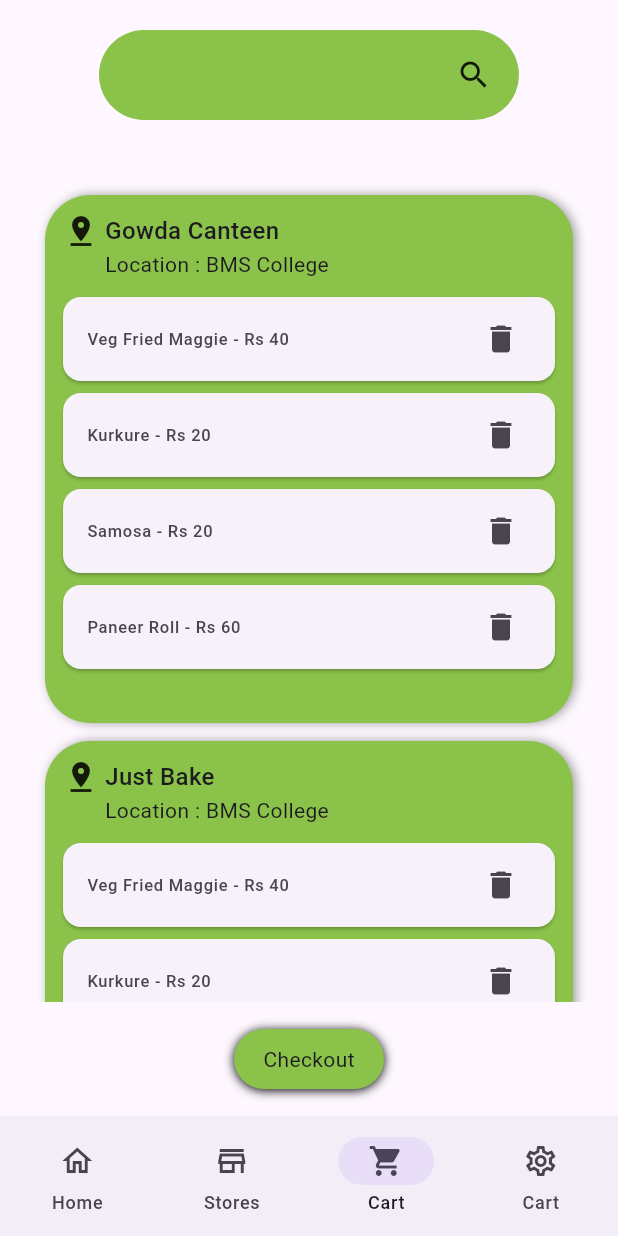
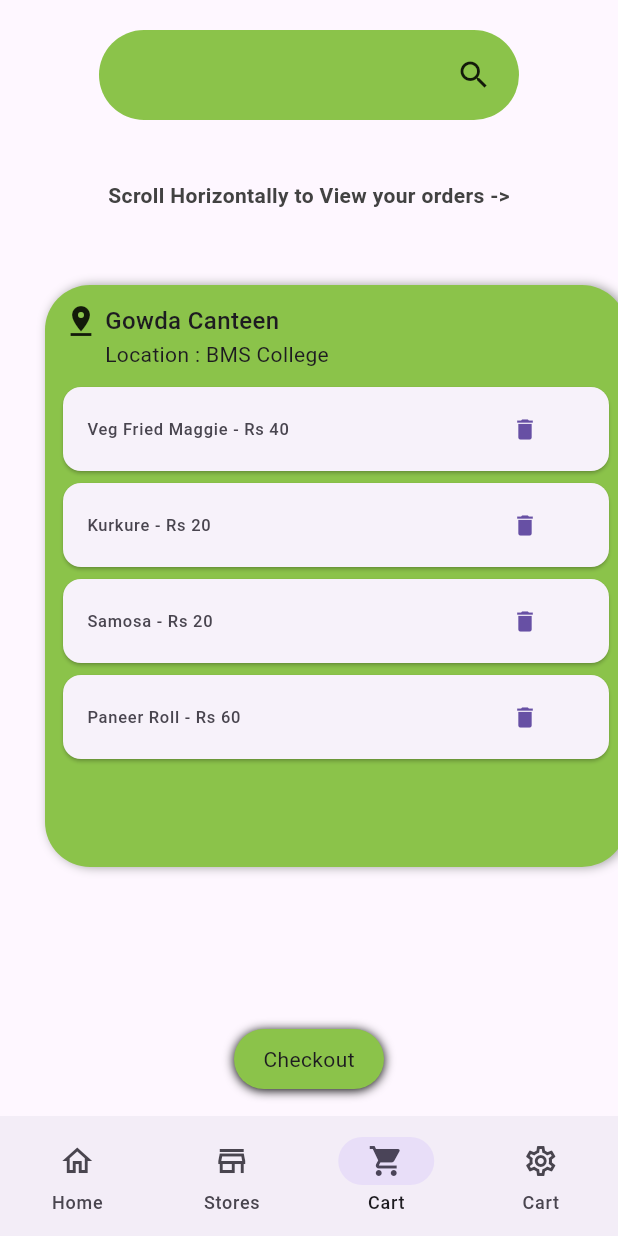
Before and after one commit to Nithin-47/queue_buster, a Flutter app: the screen it shows after launch, item 3 of the bottom bar chosen, on a phone screen of 412 x 824 dp. Run offline on Flutter 3.47's test engine with Material 3 defaults, Android fonts, the phone set to English and light mode, and no system bars; our stand-ins replace flutter_spinkit, go_router.

Commit message:
Changed the Cart Page GridView List Movement To Horizontal because it looks better

```diff
--- a/lib/pages/consumer/cart.dart
+++ b/lib/pages/consumer/cart.dart
@@ -52,12 +52,23 @@ class _CartState extends State<Cart> {
               ),
             ),
           ),
+          SizedBox(
+            height: 60,
+            child: Center(
+              child: Text(
+                'Scroll Horizontally to View your orders ->',
+                style:
+                    TextStyle(color: Colors.grey[800], fontWeight: FontWeight.bold),
+              ),
+            ),
+          ),
           Expanded(
             child: GridView.builder(
+              scrollDirection: Axis.horizontal,
               padding: const EdgeInsets.all(30),
               itemCount: cartitems.length,
               gridDelegate: const SliverGridDelegateWithFixedCrossAxisCount(
-                  crossAxisCount: 1, mainAxisSpacing: 12),
+                  crossAxisCount: 1, mainAxisSpacing: 14),
               itemBuilder: (BuildContext context, int index) {
                 return GridTile(
                   // header: GridTileBar(
@@ -117,10 +128,11 @@ class _CartState extends State<Cart> {
                             itemBuilder: (BuildContext context, int i) {
                               return Card(
                                 child: ListTile(
-                                  leading:
-                                      Text('${cartitems[index].items[i].itemName} - Rs ${cartitems[index].items[i].price}'),
-
-                                  trailing: const Icon(Icons.delete),
+                                  leading: Text(
+                                      '${cartitems[index].items[i].itemName} - Rs ${cartitems[index].items[i].price}'),
+                                  trailing: TextButton(
+                                      onPressed: () {},
+                                      child: const Icon(Icons.delete)),
                                 ),
                               );
                             },
@@ -132,6 +144,9 @@ class _CartState extends State<Cart> {
                 );
               },
             ),
+          ),
+          SizedBox(
+            height: 60,
           ),
           Padding(
             padding: const EdgeInsets.all(18.0),
@@ -150,7 +165,8 @@ class _CartState extends State<Cart> {
 
                   color: Colors.lightGreen[500],
                   // border: Border.all(width: 0.0),
-                  borderRadius: const BorderRadius.all(Radius.elliptical(45, 45)),
+                  borderRadius:
+                      const BorderRadius.all(Radius.elliptical(45, 45)),
                 ),
                 child: const Center(child: Text('Checkout')),
               ),
```
